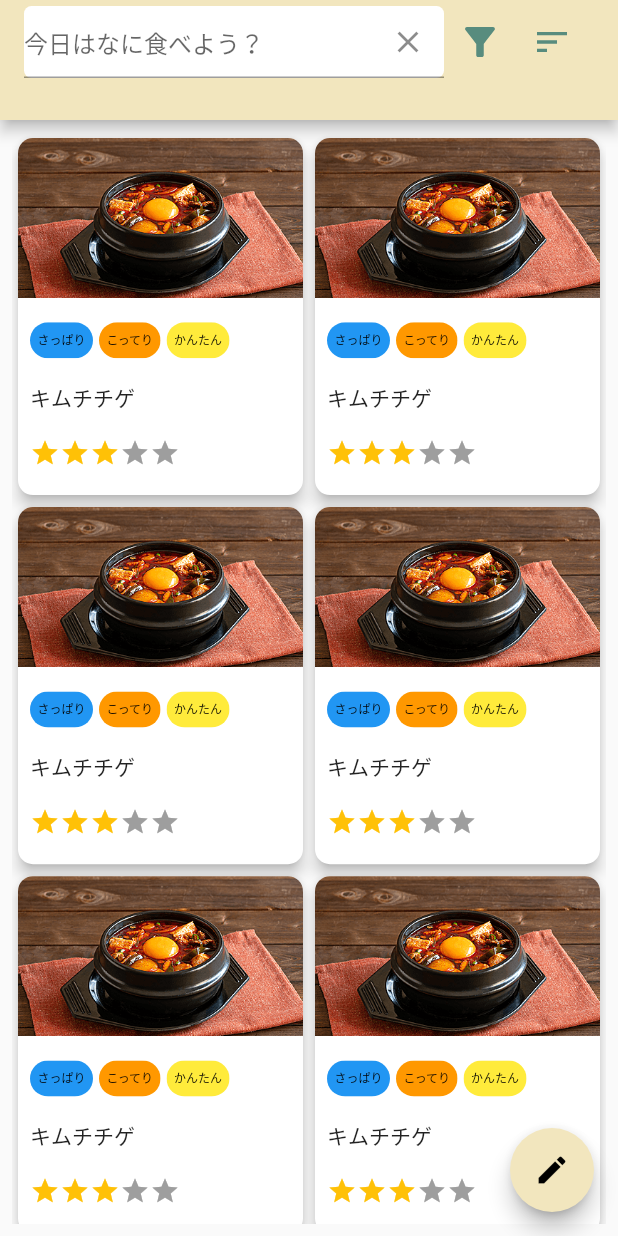
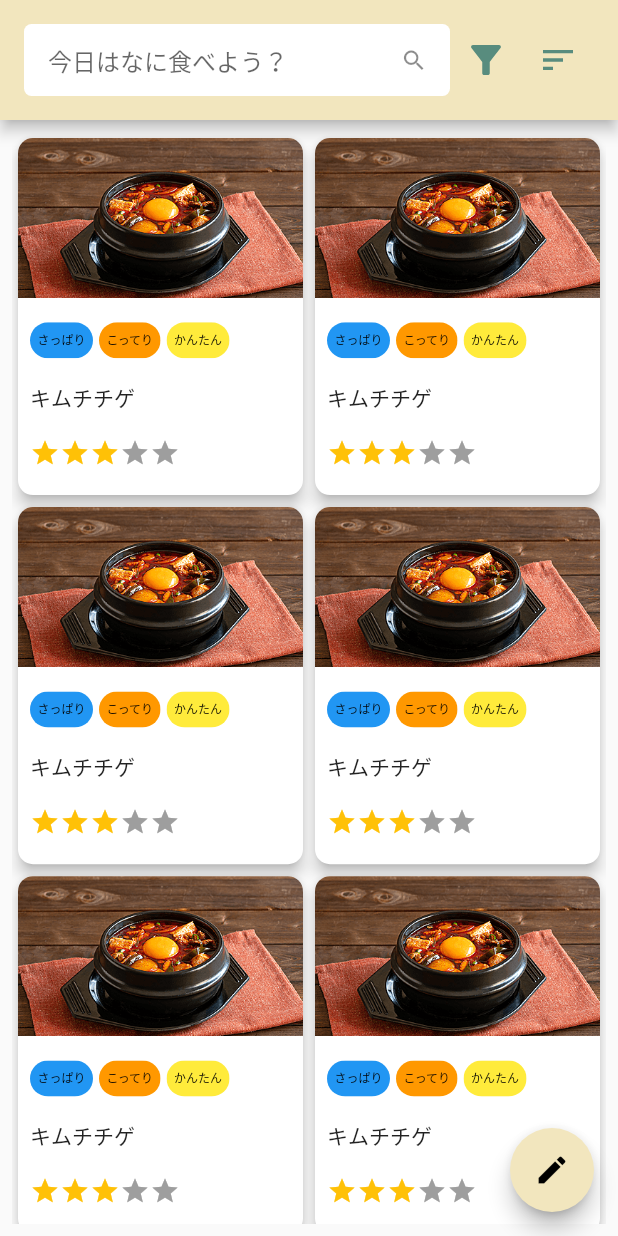
Before and after one commit to baekx/becos_kitchen, a Flutter app: the screen it shows after launch, on a phone screen of 412 x 824 dp. Run offline on Flutter 3.47's test engine with Material 2 defaults, Android fonts, the phone set to English and light mode, and no system bars; drawn by our look-alikes of flutter_rating_bar; our stand-ins replace cloud_firestore, firebase_core, flutter_riverpod, flutter_svg, freezed_annotation, image_picker; accounts and stored records are empty.

Commit message:
searchview追加

```diff
--- a/lib/screen/menu_list/menu_list_page.dart
+++ b/lib/screen/menu_list/menu_list_page.dart
@@ -29,9 +29,11 @@ class _MenuListPageState extends ConsumerState<MenuListPage> {
         appBar: PreferredSize(
           preferredSize: const Size.fromHeight(80),
           child: AppBar(
+            toolbarHeight: 80,
             title: Row(
               children: [
-                Container(
+                Expanded(
+                  child: Container(
                     width: 280,
                     height: 48,
                     decoration: BoxDecoration(
@@ -40,9 +42,16 @@ class _MenuListPageState extends ConsumerState<MenuListPage> {
                     child: Center(
                       child: TextField(
                         decoration: InputDecoration(
+                            isDense: true,
+                            isCollapsed: true,
+                            contentPadding: const EdgeInsets.symmetric(
+                                vertical: 12.0, horizontal: 16.0),
+                            border: InputBorder.none,
                             suffixIcon: IconButton(
-                              onPressed: () {}, icon: const Icon(Icons.clear)),
+                                onPressed: () {},
+                                icon: const Icon(Icons.search)),
                             hintText: "今日はなに食べよう？"),
+                      ),
                     ),
                   ),
                 ),
```
Lines whose indentation alone changed are shown as unchanged.
